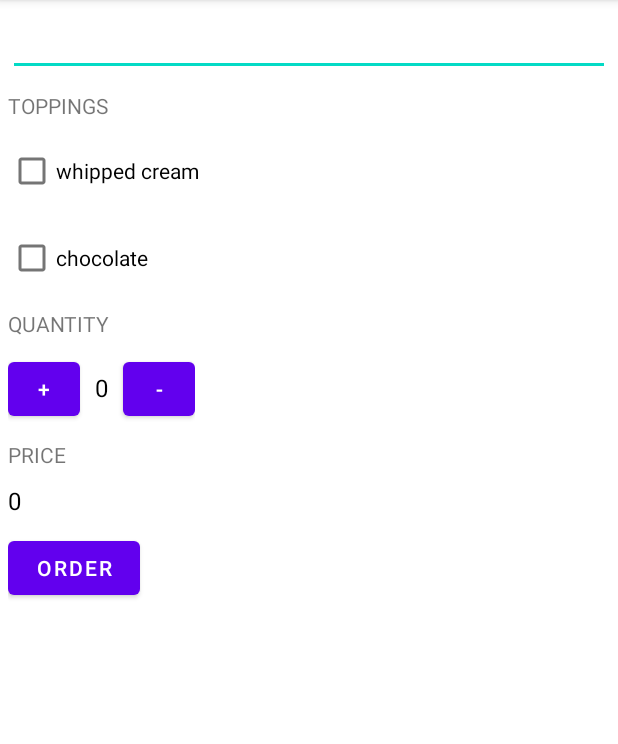
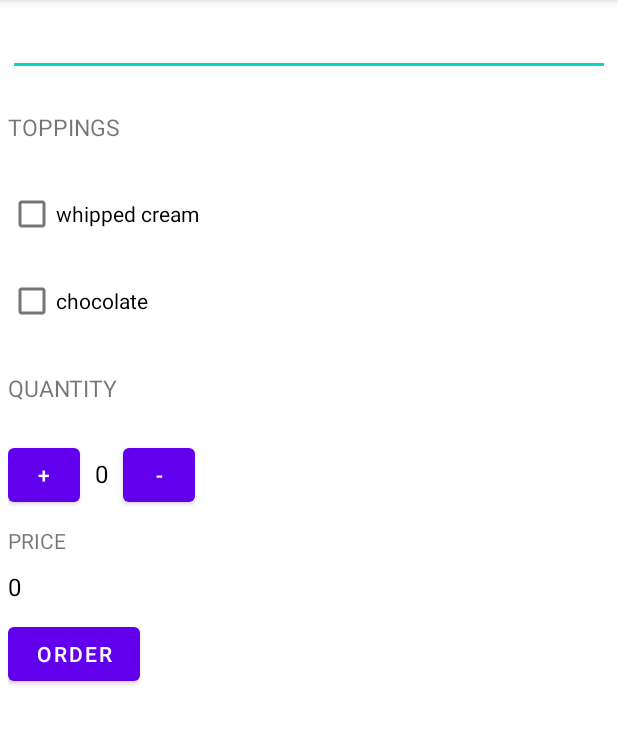
Before and after one commit to rabi04/Just-java, an Android app: the screen it shows after launch (MainActivity), on a phone screen of 412 x 824 dp, the part 84-828 px from its top. Run offline under Robolectric (Android 15) with nearby library versions, the phone set to English and light mode, and no system bars.

Commit message:
Added styles.xml which styles of header textview in the app.

```diff
--- a/app/src/main/res/layout/activity_main.xml
+++ b/app/src/main/res/layout/activity_main.xml
@@ -19,10 +19,8 @@
             android:autofillHints="Name"
             tools:ignore="LabelFor" />
         <TextView
-            android:layout_width="wrap_content"
-            android:layout_height="wrap_content"
+            style="@style/HeaderTextStyle"
             android:text="@string/toppings"
-            android:textAllCaps="true"
             android:layout_marginBottom="10dp"/>
         <CheckBox
             android:layout_width="wrap_content"
@@ -37,8 +35,7 @@
             android:layout_marginBottom="10dp"
             android:id="@+id/chocolate"/>
         <TextView
-            android:layout_width="wrap_content"
-            android:layout_height="wrap_content"
+            style="@style/HeaderTextStyle"
             android:text="@string/quantity"
             android:textAllCaps="true"
             android:layout_marginBottom="10dp"/>
--- /dev/null
+++ b/app/src/main/res/values/styles.xml
@@ -0,0 +1,12 @@
+<?xml version="1.0" encoding="utf-8"?>
+    <resources>
+        <style name="HeaderTextStyle" >
+            <item name="android:textSize">15sp</item>
+            <item name="android:textAllCaps">true</item>
+            <item name="android:layout_width">wrap_content</item>
+            <item name="android:layout_height">48dp</item>
+            <item name="android:gravity">center_vertical</item>
+        </style>
+
+
+    </resources>
```
